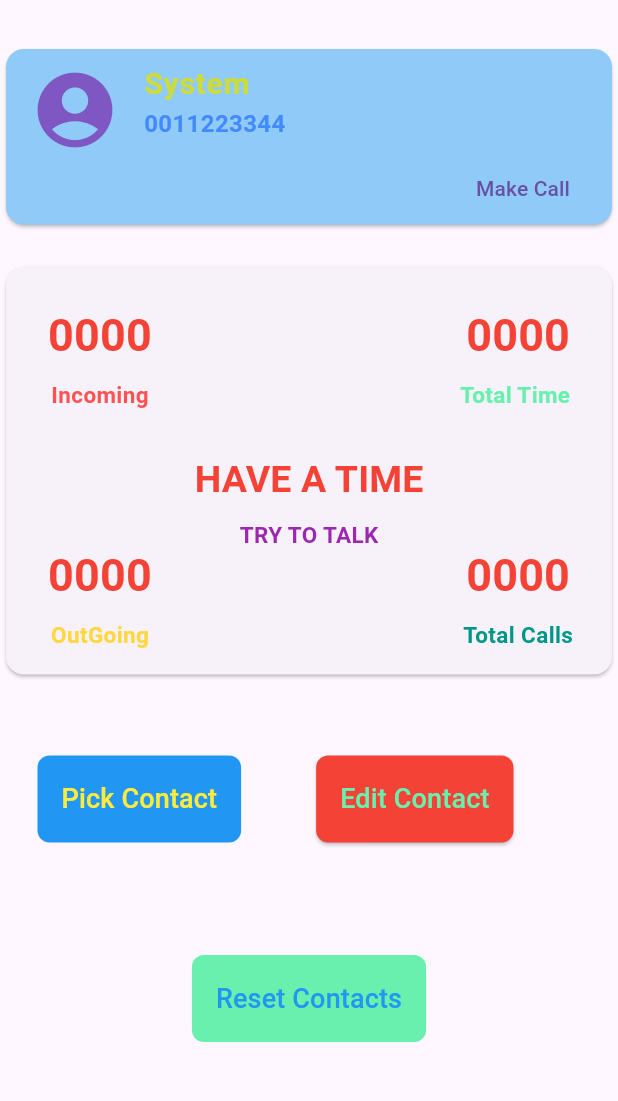
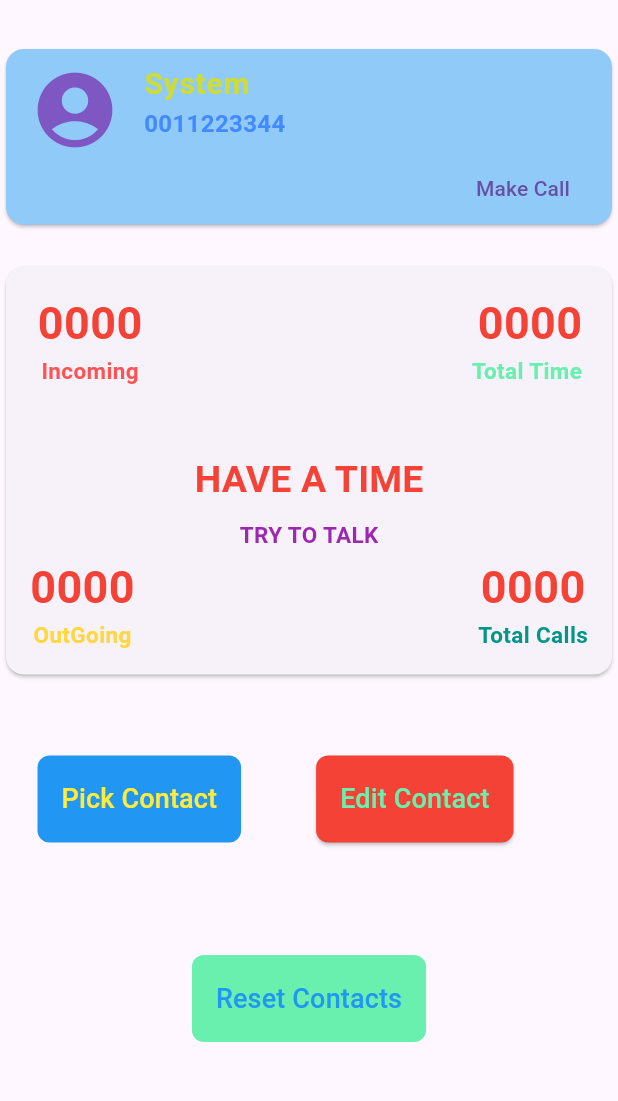
Before and after one commit to Crazzy-novus/Call_2_known-flutter-project, a Flutter app: the screen it shows after launch, in the side drawer, after a tap on "Make Call", on a phone screen of 412 x 824 dp, the part 71-1172 px from its top. Run offline on Flutter 3.47's test engine with Material 3 defaults, Android fonts, the phone set to English and light mode, and no system bars; our stand-ins replace flutter_contacts, flutter_markdown, fluttertoast, permission_handler; missing offline and left inert: call_log.

Commit message:
Minor changes Project Completed

```diff
--- a/lib/NavBar.dart
+++ b/lib/NavBar.dart
@@ -56,25 +56,6 @@ class NavBar extends StatelessWidget {
               );
             },
           ),
-          Ink(
-            color: Colors.transparent,
-            child: InkWell(
-              onTap: () async {
-                const url = 'https://www.linkedin.com/in/duraivignesh-c/';
-                if (await launchUrl(Uri.parse(url))) {
-                  await launchUrl(Uri.parse(url));
-                } else {
-                  throw 'Could not launch $url';
-                }
-              },
-              child: ListTile(
-                leading: CircleAvatar(
-                  backgroundImage: AssetImage('assets/images/linkedin.png'),
-                ),
-                title: Text('Linked In'),
-              ),
-            ),
-          ),
         ],
       ),
     );
--- a/lib/main.dart
+++ b/lib/main.dart
@@ -329,7 +329,9 @@ class _MyHomePageState extends State<MyHomePage> {
                     mainAxisAlignment: MainAxisAlignment.end,
                     children: <Widget>[
                       TextButton(
-                        onPressed: () {},
+                        onPressed: () {
+                          _makePhoneCall(_phoneNumber);
+                        },
                         child: const Text('Make Call'),
                       ),
                       const SizedBox(width: 8),
@@ -354,13 +356,14 @@ class _MyHomePageState extends State<MyHomePage> {
                               mainAxisAlignment: MainAxisAlignment.spaceBetween,
                               children: <Widget>[
                                 const SizedBox(width: 80),
-                                TextButton(
-                                    child: Text(_incoming,
+                            Text(
+                                _incoming,
                                 style: const TextStyle(
                                     color: Colors.red,
                                     fontSize: 30,
-                                            fontWeight: FontWeight.bold)),
-                                    onPressed: () {}),
+                                    fontWeight: FontWeight.bold
+                                ),
+                            ),
                                 Text('Incoming',
                                     style: const TextStyle(
                                         color: Colors.redAccent,
@@ -374,13 +377,14 @@ class _MyHomePageState extends State<MyHomePage> {
                             child: Column(
                               mainAxisAlignment: MainAxisAlignment.spaceBetween,
                               children: [
-                                TextButton(
-                                    child: Text(_duration,
+                                Text(
+                                _duration,
                                 style: const TextStyle(
                                     color: Colors.red,
                                     fontSize: 30,
-                                            fontWeight: FontWeight.bold)),
-                                    onPressed: () {}),
+                                    fontWeight: FontWeight.bold
+                                ),
+                                ),
                                 Text('Total Time ',
                                     style: const TextStyle(
                                         color: Colors.greenAccent,
@@ -394,13 +398,14 @@ class _MyHomePageState extends State<MyHomePage> {
                             child: Column(
                               mainAxisAlignment: MainAxisAlignment.spaceBetween,
                               children: [
-                                TextButton(
-                                    child: Text(_outgoing,
+                                Text(
+                                  _outgoing,
                                   style: const TextStyle(
                                       color: Colors.red,
                                       fontSize: 30,
-                                            fontWeight: FontWeight.bold)),
-                                    onPressed: () {}),
+                                      fontWeight: FontWeight.bold
+                                  ),
+                                ),
                                 Text('OutGoing',
                                     style: const TextStyle(
                                         color: Colors.amberAccent,
@@ -414,13 +419,14 @@ class _MyHomePageState extends State<MyHomePage> {
                             child: Column(
                               mainAxisAlignment: MainAxisAlignment.spaceBetween,
                               children: [
-                                TextButton(
-                                    child: Text(_count,
+                                Text(
+                                  _count,
                                   style: const TextStyle(
                                       color: Colors.red,
                                       fontSize: 30,
-                                            fontWeight: FontWeight.bold)),
-                                    onPressed: () {}),
+                                      fontWeight: FontWeight.bold
+                                  ),
+                                ),
                                 Text('Total Calls',
                                     style: const TextStyle(
                                         color: Colors.teal,
```
Also changed, not shown: 1 other file. Lines whose indentation alone changed are shown as unchanged.
